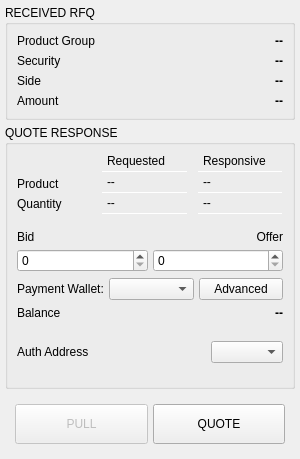
Old version of the form BlockSettleUILib/Trading/RFQDealerReply.ui in the repository BlockSettle/common.
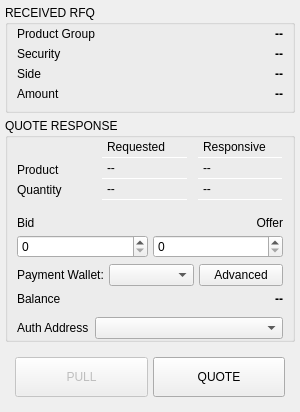
New version of the form. Custom widgets are drawn as their Qt base class.

Commit message: Fixes: - RFQDealerReply ui fixes - NetworkSettingsPage ui fix - local armory server names - PasswordDialogDataWrapper usage fixed - try-catch removed

The edit to the form file:
```diff
--- a/BlockSettleUILib/Trading/RFQDealerReply.ui
+++ b/BlockSettleUILib/Trading/RFQDealerReply.ui
@@ -7,7 +7,7 @@
     <x>0</x>
     <y>0</y>
     <width>300</width>
-    <height>459</height>
+    <height>411</height>
    </rect>
   </property>
   <property name="sizePolicy">
@@ -77,6 +77,9 @@
          <string>RECEIVED RFQ</string>
         </property>
         <layout class="QVBoxLayout" name="verticalLayout_3">
+         <property name="topMargin">
+          <number>2</number>
+         </property>
          <item>
           <widget class="QWidget" name="horizontalWidget" native="true">
            <property name="sizePolicy">
@@ -475,6 +478,15 @@
          <string>QUOTE RESPONSE</string>
         </property>
         <layout class="QVBoxLayout" name="verticalLayout_5">
+         <property name="spacing">
+          <number>6</number>
+         </property>
+         <property name="topMargin">
+          <number>2</number>
+         </property>
+         <property name="bottomMargin">
+          <number>0</number>
+         </property>
          <item>
           <widget class="QWidget" name="allDetails" native="true">
            <property name="sizePolicy">
@@ -1358,9 +1370,6 @@
              <height>16777215</height>
             </size>
            </property>
-           <property name="title" stdset="0">
-            <bool>false</bool>
-           </property>
            <layout class="QVBoxLayout" name="verticalLayout_7">
             <property name="spacing">
              <number>0</number>
@@ -1386,73 +1395,46 @@
                </size>
               </property>
               <property name="darkOverlay" stdset="0">
-               <bool>true</bool>
+               <bool>false</bool>
               </property>
-              <layout class="QVBoxLayout" name="verticalLayout_6">
-               <property name="spacing">
-                <number>10</number>
-               </property>
+              <layout class="QHBoxLayout" name="horizontalLayout_2">
                <property name="leftMargin">
                 <number>0</number>
                </property>
                <property name="topMargin">
-                <number>5</number>
+                <number>0</number>
                </property>
                <property name="rightMargin">
                 <number>0</number>
                </property>
                <property name="bottomMargin">
-                <number>10</number>
+                <number>0</number>
                </property>
                <item>
-                <widget class="QWidget" name="verticalWidget8" native="true">
-                 <layout class="QGridLayout" name="horizontalLayout_16" columnstretch="7,0">
-                  <property name="leftMargin">
-                   <number>0</number>
-                  </property>
-                  <property name="topMargin">
-                   <number>5</number>
-                  </property>
-                  <property name="rightMargin">
-                   <number>0</number>
-                  </property>
-                  <property name="bottomMargin">
-                   <number>0</number>
-                  </property>
-                  <property name="horizontalSpacing">
-                   <number>5</number>
-                  </property>
-                  <property name="verticalSpacing">
-                   <number>16</number>
-                  </property>
-                  <item row="0" column="1">
-                   <widget class="QComboBox" name="authenticationAddressComboBox"/>
-                  </item>
-                  <item row="0" column="0">
-                   <widget class="QLabel" name="authenticationAddressLabel">
-                    <property name="text">
-                     <string>Auth Address</string>
-                    </property>
-                    <property name="wordWrap">
-                     <bool>true</bool>
-                    </property>
-                   </widget>
-                  </item>
-                 </layout>
+                <widget class="QLabel" name="authenticationAddressLabel">
+                 <property name="sizePolicy">
+                  <sizepolicy hsizetype="Minimum" vsizetype="Preferred">
+                   <horstretch>0</horstretch>
+                   <verstretch>0</verstretch>
+                  </sizepolicy>
+                 </property>
+                 <property name="text">
+                  <string>Auth Address</string>
+                 </property>
+                 <property name="wordWrap">
+                  <bool>true</bool>
+                 </property>
                 </widget>
                </item>
                <item>
-                <spacer name="verticalSpacer">
-                 <property name="orientation">
-                  <enum>Qt::Vertical</enum>
+                <widget class="QComboBox" name="authenticationAddressComboBox">
+                 <property name="sizePolicy">
+                  <sizepolicy hsizetype="Expanding" vsizetype="Fixed">
+                   <horstretch>0</horstretch>
+                   <verstretch>0</verstretch>
+                  </sizepolicy>
                  </property>
-                 <property name="sizeHint" stdset="0">
-                  <size>
-                   <width>20</width>
-                   <height>0</height>
-                  </size>
-                 </property>
-                </spacer>
+                </widget>
                </item>
               </layout>
              </widget>
@@ -1463,6 +1445,19 @@
         </layout>
        </widget>
       </item>
+      <item>
+       <spacer name="verticalSpacer">
+        <property name="orientation">
+         <enum>Qt::Vertical</enum>
+        </property>
+        <property name="sizeHint" stdset="0">
+         <size>
+          <width>20</width>
+          <height>40</height>
+         </size>
+        </property>
+       </spacer>
+      </item>
       <item>
        <widget class="QWidget" name="buttonbar" native="true">
         <property name="sizePolicy">
```
The commit also changes 9 other files.
